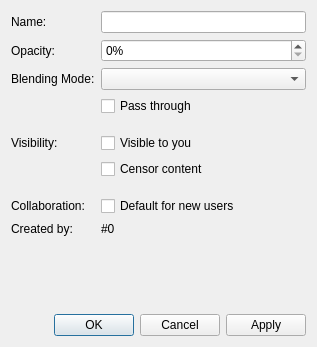
Old version of the form src/desktop/ui/layerproperties.ui in the repository drawpile/Drawpile.
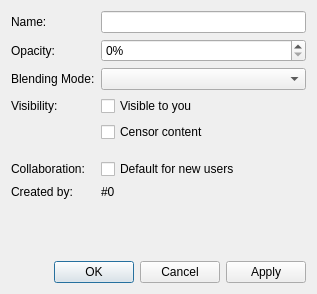
New version of the form. Custom widgets are drawn as their Qt base class.

Commit message:
Put Pass Through into the blend mode box
Rather than being a checkbox stashed only in the layer properties
dialog. It makes more sense this way because a blend mode is meaningless
on a non-isolated group, so this allows for viewing and changing that
state from the layer list dock rather than having to go into dialog to
toggle it off.

Patch:
```diff
--- a/src/desktop/ui/layerproperties.ui
+++ b/src/desktop/ui/layerproperties.ui
@@ -10,7 +10,7 @@
     <x>0</x>
     <y>0</y>
     <width>317</width>
-    <height>347</height>
+    <height>294</height>
    </rect>
   </property>
   <property name="windowTitle">
@@ -44,51 +44,28 @@
    <item row="4" column="1">
     <widget class="QComboBox" name="blendMode"/>
    </item>
-   <item row="6" column="1">
-    <widget class="QCheckBox" name="passThrough">
-     <property name="text">
-      <string>Pass through</string>
-     </property>
-    </widget>
-   </item>
-   <item row="7" column="1">
-    <spacer>
-     <property name="orientation">
-      <enum>Qt::Vertical</enum>
-     </property>
-     <property name="sizeType">
-      <enum>QSizePolicy::Fixed</enum>
-     </property>
-     <property name="sizeHint" stdset="0">
-      <size>
-       <width>20</width>
-       <height>5</height>
-      </size>
-     </property>
-    </spacer>
-   </item>
-   <item row="8" column="0">
+   <item row="6" column="0">
     <widget class="QLabel">
      <property name="text">
       <string>Visibility:</string>
      </property>
     </widget>
    </item>
-   <item row="8" column="1">
+   <item row="6" column="1">
     <widget class="QCheckBox" name="visible">
      <property name="text">
       <string>Visible to you</string>
      </property>
     </widget>
    </item>
-   <item row="9" column="1">
+   <item row="7" column="1">
     <widget class="QCheckBox" name="censored">
      <property name="text">
       <string>Censor content</string>
      </property>
     </widget>
    </item>
-   <item row="10" column="1">
+   <item row="8" column="1">
     <spacer>
      <property name="orientation">
       <enum>Qt::Vertical</enum>
@@ -104,28 +81,28 @@
      </property>
     </spacer>
    </item>
-   <item row="11" column="0">
+   <item row="9" column="0">
     <widget class="QLabel">
      <property name="text">
       <string>Collaboration:</string>
      </property>
     </widget>
    </item>
-   <item row="11" column="1">
+   <item row="9" column="1">
     <widget class="QCheckBox" name="defaultLayer">
      <property name="text">
       <string>Default for new users</string>
      </property>
     </widget>
    </item>
-   <item row="13" column="0">
+   <item row="11" column="0">
     <widget class="QLabel">
      <property name="text">
       <string>Created by:</string>
      </property>
     </widget>
    </item>
-   <item row="13" column="1">
+   <item row="11" column="1">
     <widget class="QLabel" name="createdBy">
      <property name="text">
       <string notr="true">#0</string>
@@ -135,7 +112,7 @@
      </property>
     </widget>
    </item>
-   <item row="15" column="0">
+   <item row="13" column="0">
     <spacer>
      <property name="orientation">
       <enum>Qt::Vertical</enum>
@@ -148,7 +125,7 @@
      </property>
     </spacer>
    </item>
-   <item row="16" column="0" colspan="2">
+   <item row="14" column="0" colspan="2">
     <widget class="QDialogButtonBox" name="buttonBox">
      <property name="standardButtons">
       <set>QDialogButtonBox::Apply|QDialogButtonBox::Cancel|QDialogButtonBox::Ok</set>
```
Left out of the diff: 40 changed lines with no effect on the pictures. The commit also changes 3 other files.
